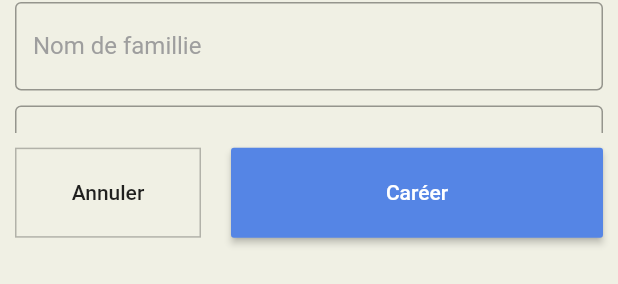
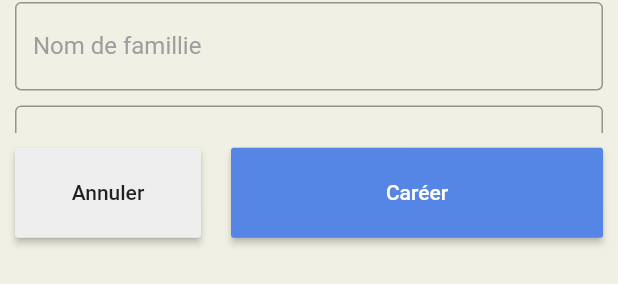
Before and after one commit to QonvexTech/obrero_web, a Flutter app: the EmployeeAdd widget shown alone on an empty page, opened directly, on a phone screen of 412 x 824 dp. Shown: the part 434-718 px from the top of the screen. Run offline on Flutter 3.47's test engine with Material 2 defaults, Android fonts, the phone set to English and light mode, and no system bars; our stand-ins replace date_picker_timeline, dotted_border, email_validator, file_picker, firebase_core, firebase_messaging and 9 more; missing offline and left inert: adaptive_container, address_search_field, universal_html; accounts and stored records are empty; network calls fail; statements that could not run were skipped.

```diff
--- a/lib/view/dashboard/customer/customer_add.dart
+++ b/lib/view/dashboard/customer/customer_add.dart
@@ -293,10 +293,9 @@ class _CustomerAddState extends State<CustomerAdd> with SettingsHelper {
               children: [
                 Expanded(
                   child: Container(
-                    decoration: BoxDecoration(
-                        border: Border.all(color: Colors.black26)),
                     child: MaterialButton(
                       height: 60,
+                      color: Colors.grey[200],
                       minWidth: double.infinity,
                       onPressed: () {
                         Navigator.pop(context);
--- a/lib/view/dashboard/employee/employee_add.dart
+++ b/lib/view/dashboard/employee/employee_add.dart
@@ -126,7 +126,6 @@ class _CustomerAddState extends State<EmployeeAdd> with SettingsHelper {
               SizedBox(
                 height: MySpacer.large,
               ),
-
               TextField(
                 decoration: InputDecoration(
                     fillColor: Colors.white,
@@ -196,7 +195,6 @@ class _CustomerAddState extends State<EmployeeAdd> with SettingsHelper {
               SizedBox(
                 height: MySpacer.small,
               ),
-
               MediaQuery.of(context).size.width > 800
                   ? Row(
                       mainAxisSize: MainAxisSize.max,
@@ -298,63 +296,6 @@ class _CustomerAddState extends State<EmployeeAdd> with SettingsHelper {
                       ),
                     )
                   : SizedBox(),
-
-              // Row(
-              //   children: [
-              //     SizedBox(
-              //       width: MySpacer.large,
-              //     ),
-              //     Expanded(
-              //       child: TextField(
-              //         decoration: InputDecoration(
-              //           hintText: "State",
-              //           border: OutlineInputBorder(),
-              //         ),
-              //         controller: addressController,
-              //       ),
-              //     ),
-              //     SizedBox(
-              //       width: MySpacer.large,
-              //     ),
-              //     Expanded(
-              //       child: TextField(
-              //         decoration: InputDecoration(
-              //           hintText: "City",
-              //           border: OutlineInputBorder(),
-              //         ),
-              //         controller: addressController,
-              //       ),
-              //     ),
-              //   ],
-              // ),
-              // SizedBox(
-              //   height: MySpacer.large,
-              // ),
-              // Row(
-              //   children: [
-              //     Expanded(
-              //       child: TextField(
-              //         decoration: InputDecoration(
-              //           hintText: "Démarrer",
-              //           border: OutlineInputBorder(),
-              //         ),
-              //         controller: addressController,
-              //       ),
-              //     ),
-              //     SizedBox(
-              //       width: MySpacer.large,
-              //     ),
-              //     Expanded(
-              //       child: TextField(
-              //         decoration: InputDecoration(
-              //           hintText: "Terminer",
-              //           border: OutlineInputBorder(),
-              //         ),
-              //         controller: addressController,
-              //       ),
-              //     ),
-              //   ],
-              // ),
             ],
           ))),
           const SizedBox(
@@ -368,9 +309,8 @@ class _CustomerAddState extends State<EmployeeAdd> with SettingsHelper {
               children: [
                 Expanded(
                   child: Container(
-                    decoration: BoxDecoration(
-                        border: Border.all(color: Colors.black26)),
                     child: MaterialButton(
+                      color: Colors.grey[200],
                       height: 60,
                       minWidth: double.infinity,
                       onPressed: () {
--- a/lib/view/dashboard/messages/message_screen.dart
+++ b/lib/view/dashboard/messages/message_screen.dart
@@ -48,7 +48,7 @@ class _MessageScreenState extends State<MessageScreen> with SettingsHelper {
     EmployeeSevice employeeSevice = Provider.of<EmployeeSevice>(context);
     final Size size = MediaQuery.of(context).size;
     return Scaffold(
-      backgroundColor: Colors.white,
+      backgroundColor: Palette.contentBackground,
       key: _key,
       body: messageSending
           ? Center(
```
